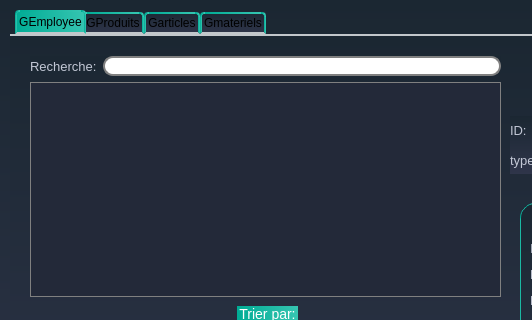
Before: the Qt Designer form employee_interface/employee.ui in snwxr/Dry_Cleaner_2A3, drawn with Qt 5; both pictures show x 0 to 532 and y 0 to 320 of the 979 by 538 pixel window.
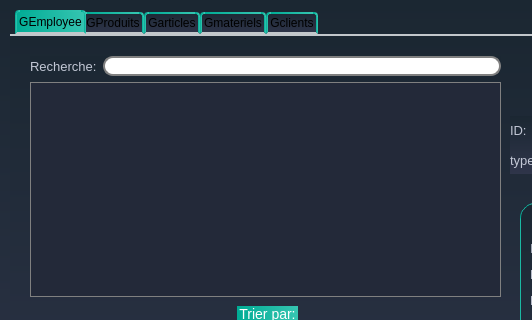
After: the same form once the commit is applied. Icons and pictures are not drawn.

Patch:
```diff
--- a/employee_interface/employee.ui
+++ b/employee_interface/employee.ui
@@ -2618,6 +2618,11 @@
      <string>Gmateriels</string>
     </attribute>
    </widget>
+   <widget class="QWidget" name="tab_3">
+    <attribute name="title">
+     <string>Gclients</string>
+    </attribute>
+   </widget>
   </widget>
  </widget>
  <resources/>
```
